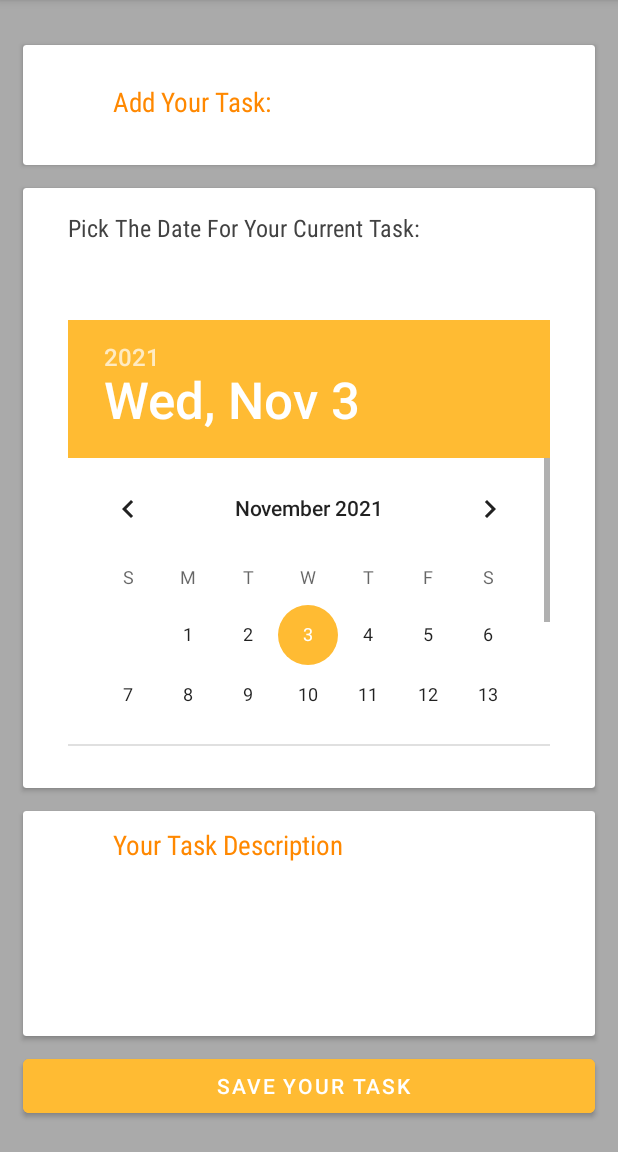
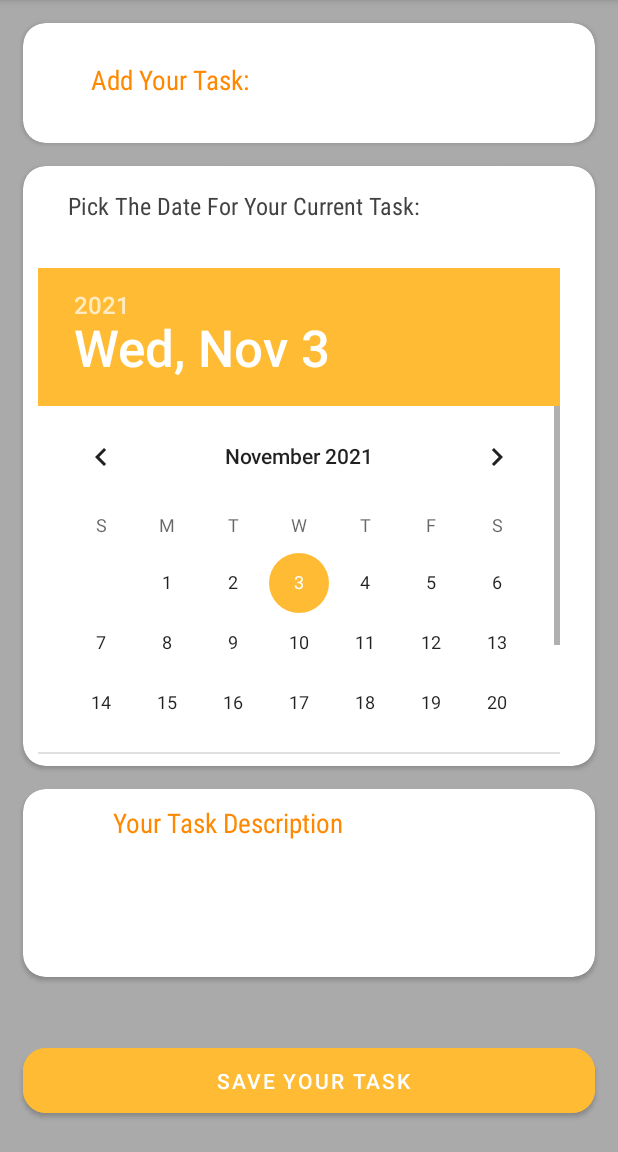
Before and after one commit to ArwaSAO/TodoList, an Android app: the fragment EditTaskFragment shown on its own in the app's theme, on a phone screen of 412 x 824 dp, the part 84-1236 px from its top. Run offline under Robolectric (Android 15) with nearby library versions, the phone set to English and light mode, and no system bars.

Commit message:
wednesday update

```diff
--- a/app/src/main/java/com/kotlin/todolist/database/ToDoListDao.kt
+++ b/app/src/main/java/com/kotlin/todolist/database/TaskDao.kt
@@ -6,7 +6,7 @@ import com.kotlin.todolist.database.model.ToDoListItemModel
 
 
 @Dao
-interface ToDoListDao {
+interface TaskDao {
 
 
 
--- a/app/src/main/java/com/kotlin/todolist/database/ToDoListDataBase.kt
+++ b/app/src/main/java/com/kotlin/todolist/database/ToDoListDataBase.kt
@@ -6,8 +6,9 @@ import com.kotlin.todolist.database.model.ToDoListItemModel
 
 
 
-@Database(entities = [ToDoListItemModel::class], version = 1)
+@Database(entities = [ToDoListItemModel::class], version = 3)
 abstract class ToDoListDataBase: RoomDatabase() {
 
-    abstract fun toDoListDao():ToDoListDao
+    abstract fun TaskDao():TaskDao
+    //abstract fun TaskDao(): Any
 }
--- a/app/src/main/java/com/kotlin/todolist/database/model/ToDoListItemModel.kt
+++ b/app/src/main/java/com/kotlin/todolist/database/model/ToDoListItemModel.kt
@@ -9,8 +9,8 @@ data class ToDoListItemModel(
     var taskName: String,
     var taskDescription: String,
     var taskDate: String,
-    var taskDodate: String,
-    var status: Boolean,
+    var taskDuedate: String,
+    var status: Boolean = false,
     @PrimaryKey(autoGenerate = true)
     val id: Int = 0
 )
--- a/app/src/main/java/com/kotlin/todolist/view/ToDoListAdapter.kt
+++ b/app/src/main/java/com/kotlin/todolist/view/ToDoListAdapter.kt
@@ -46,7 +46,7 @@ RecyclerView.Adapter<ToDoListAdapter.ToDoListViewHolder>(){
         val item = items[position]
 
         holder.taskNameTextView.text = item.taskName
-        holder.taskdodate.text =  item.taskDodate
+        holder.taskdodate.text =  item.taskDuedate
        // holder.taskdate.text =  item.taskDate
 
         holder.deleteTaskButton.setOnClickListener {view ->
@@ -65,7 +65,7 @@ RecyclerView.Adapter<ToDoListAdapter.ToDoListViewHolder>(){
 
         val currentDate = Date()
         val format = SimpleDateFormat("yyyy/MM/dd")
-        val deadline = format.parse(item.taskDodate)
+        val deadline = format.parse(item.taskDuedate)
         if (currentDate>deadline){
             holder.taskNameTextView.paintFlags = Paint.STRIKE_THRU_TEXT_FLAG
         }
--- a/app/src/main/res/layout/fragment_check_list1.xml
+++ b/app/src/main/res/layout/fragment_check_list1.xml
@@ -22,7 +22,9 @@
         <com.google.android.material.card.MaterialCardView
             android:layout_width="match_parent"
             android:layout_height="match_parent"
-            app:cardBackgroundColor="@color/design_default_color_surface">
+            app:cardBackgroundColor="@color/design_default_color_surface"
+            app:cardCornerRadius="10dp"
+            app:cardPreventCornerOverlap="true">
 
             <TextView
                 android:id="@+id/check_list_text_view"
--- a/app/src/main/res/layout/fragment_edit_task.xml
+++ b/app/src/main/res/layout/fragment_edit_task.xml
@@ -18,8 +18,10 @@
             android:layout_width="match_parent"
             android:layout_height="80dp"
             android:layout_marginLeft="15dp"
-            android:layout_marginTop="30dp"
-            android:layout_marginRight="15dp">
+            android:layout_marginTop="15dp"
+            android:layout_marginRight="15dp"
+            app:cardCornerRadius="15dp"
+            app:cardPreventCornerOverlap="false">
 
             <EditText
                 android:id="@+id/add_your_task"
@@ -33,7 +35,7 @@
                 android:fontFamily="sans-serif-condensed"
                 android:hint="Add Your Task:"
                 android:inputType="textPersonName"
-                android:paddingLeft="30dp"
+                android:paddingLeft="15dp"
                 android:paddingRight="30dp"
                 android:textColor="@color/black"
                 android:textColorHint="@android:color/holo_orange_dark" />
@@ -45,7 +47,8 @@
             android:layout_height="400dp"
             android:layout_marginLeft="15dp"
             android:layout_marginTop="15dp"
-            android:layout_marginRight="15dp">
+            android:layout_marginRight="15dp"
+            app:cardCornerRadius="15dp">
 
             <TextView
                 android:id="@+id/your_task_date"
@@ -65,24 +68,26 @@
                 android:layout_height="344dp"
                 android:layout_gravity="center"
                 android:layout_marginTop="30dp"
+                android:datePickerMode="calendar"
                 android:foregroundGravity="center"
                 android:headerBackground="@android:color/holo_orange_light"
-                android:padding="30dp" />
+                android:padding="10dp" />
 
         </androidx.cardview.widget.CardView>
 
         <androidx.cardview.widget.CardView
             android:id="@+id/cardView"
             android:layout_width="match_parent"
-            android:layout_height="150dp"
+            android:layout_height="125dp"
             android:layout_marginLeft="15dp"
             android:layout_marginTop="15dp"
-            android:layout_marginRight="15dp">
+            android:layout_marginRight="15dp"
+            app:cardCornerRadius="15dp">
 
             <EditText
                 android:id="@+id/your_task_description"
                 android:layout_width="match_parent"
-                android:layout_height="200dp"
+                android:layout_height="125dp"
                 android:layout_marginLeft="30dp"
                 android:layout_marginRight="30dp"
                 android:backgroundTint="@color/design_default_color_surface"
@@ -103,13 +108,14 @@
     <Button
         android:id="@+id/task_save_button"
         android:layout_width="0dp"
-        android:layout_height="wrap_content"
+        android:layout_height="55dp"
         android:layout_marginLeft="15dp"
-        android:layout_marginTop="15dp"
+        android:layout_marginTop="20dp"
         android:layout_marginRight="15dp"
         android:layout_marginBottom="20dp"
         android:backgroundTint="@android:color/holo_orange_light"
         android:text=" Save your Task"
+        app:cornerRadius="15dp"
         app:layout_constraintBottom_toBottomOf="parent"
         app:layout_constraintEnd_toEndOf="parent"
         app:layout_constraintHorizontal_bias="0.0"
```
Also changed, not shown: app/src/main/AndroidManifest.xml (+9 -0 lines), app/src/main/java/com/kotlin/todolist/reposetories/ToDoListReposeitory.kt (+6 -5 lines), app/src/main/java/com/kotlin/todolist/view/Splash.kt (added, +27 -0 lines), app/src/main/java/com/kotlin/todolist/view/TaskDetailsFragment.kt (+16 -16 lines), app/src/main/res/drawable/ic_baseline_fact_check_24.xml (added, +11 -0 lines), app/src/main/res/layout/activity_splash.xml (added, +39 -0 lines), app/src/main/res/layout/fragment_task_details.xml (+14 -7 lines), app/src/main/res/layout/ltem_layout.xml (+6 -3 lines), 1 other file.
